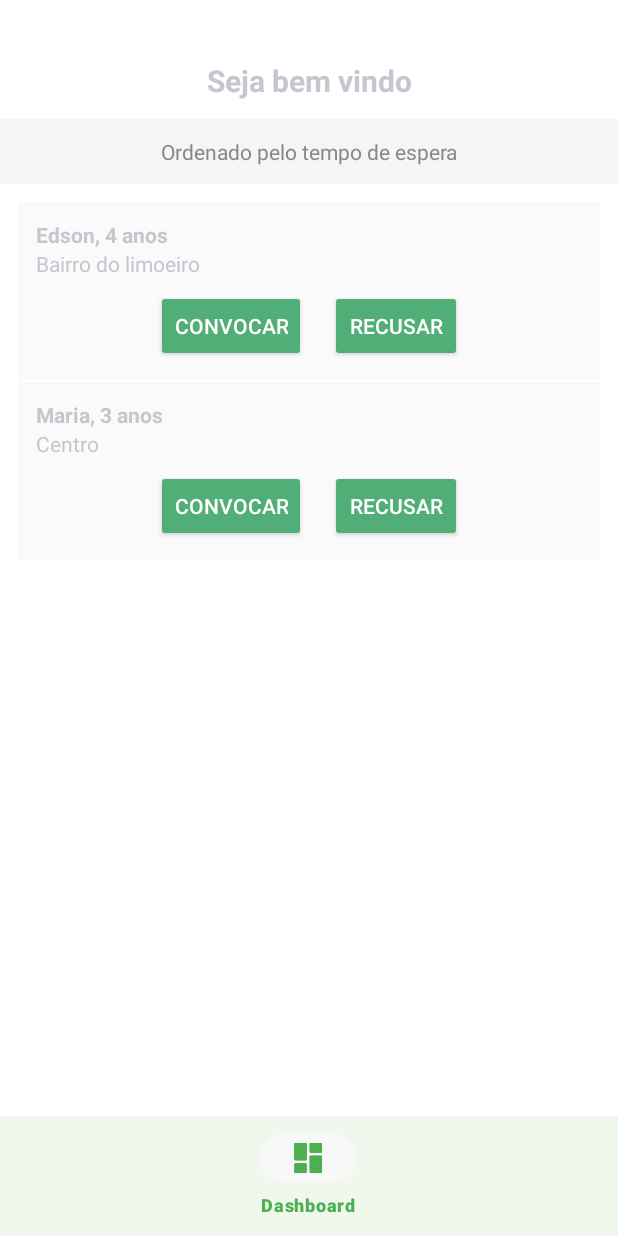
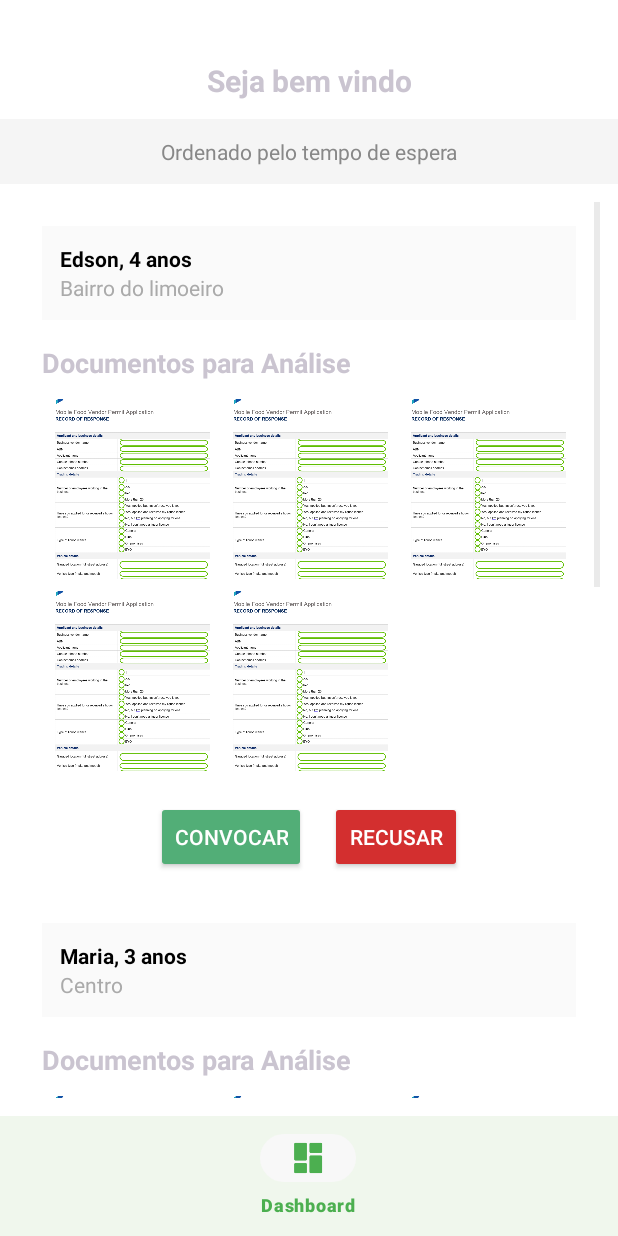
Before and after one commit to Ryanzucchi/Atv_avaliativa_Disp, an Android app: the Crecheadm screen opened directly, with no data from a screen before it, on a phone screen of 412 x 824 dp. Run offline under Robolectric (Android 15) with nearby library versions, the phone set to English and light mode, and no system bars.

Commit message:
Documentos janela flutuante no adm

```diff
--- a/app/build.gradle.kts
+++ b/app/build.gradle.kts
@@ -53,4 +53,5 @@ dependencies {
     implementation("com.google.android.gms:play-services-maps:19.2.0")
     implementation("com.google.android.gms:play-services-location:21.3.0")
     implementation(libs.firebase.bom)
+    implementation("com.google.android.libraries.places:places:3.4.0")
 }
--- a/app/src/main/AndroidManifest.xml
+++ b/app/src/main/AndroidManifest.xml
@@ -34,6 +34,7 @@
         <activity android:name=".AccountCreateActivity" android:exported="true"/>
         <activity android:name=".EntryLoginAdmActivity" />
         <activity android:name=".Crecheadm" />
+        <activity android:name=".FullScreenImageActivity"/>
         <activity android:name=".ActivityMain" />
         <activity android:name=".Kg" />
         <activity android:name=".KidRegistry" />
--- a/app/src/main/java/br/com/unemat/ryan/myapplication/Crecheadm.java
+++ b/app/src/main/java/br/com/unemat/ryan/myapplication/Crecheadm.java
@@ -1,3 +1,4 @@
+// Crecheadm.java
 package br.com.unemat.ryan.myapplication;
 
 import android.app.Activity;
@@ -13,16 +14,23 @@ public class Crecheadm extends Activity {
     @Override
     protected void onCreate(Bundle savedInstanceState) {
         super.onCreate(savedInstanceState);
+        // Garante que o tema noturno não será usado
         AppCompatDelegate.setDefaultNightMode(AppCompatDelegate.MODE_NIGHT_NO);
-        setContentView(R.layout.creche_adm); // seu layout XML
 
+        // Define o layout principal que contém a ListView
+        setContentView(R.layout.creche_adm); // Verifique se este XML tem a ListView com o ID "lista_convites"
 
+        // Encontra a ListView no seu layout
         ListView listaView = findViewById(R.id.lista_convites);
 
+        // Cria a lista de dados (como você já tinha feito)
         ArrayList<Convite> lista = new ArrayList<>();
         lista.add(new Convite("Edson, 4 anos", "Bairro do limoeiro"));
         lista.add(new Convite("Maria, 3 anos", "Centro"));
+        lista.add(new Convite("Lucas, 5 anos", "Jardim das Flores"));
 
+        // Cria e define o adaptador na ListView
+        // O adaptador agora tem toda a lógica de clique
         CriancaAdpter adapter = new CriancaAdpter(this, lista);
         listaView.setAdapter(adapter);
     }
--- a/app/src/main/java/br/com/unemat/ryan/myapplication/CriancaAdpter.java
+++ b/app/src/main/java/br/com/unemat/ryan/myapplication/CriancaAdpter.java
@@ -1,11 +1,16 @@
 package br.com.unemat.ryan.myapplication;
 
+import android.app.Dialog; // IMPORTANTE: Nova importação
 import android.content.Context;
+// A importação do Intent não é mais necessária para esta função
+import android.graphics.Color;
+import android.graphics.drawable.ColorDrawable;
 import android.view.LayoutInflater;
 import android.view.View;
 import android.view.ViewGroup;
 import android.widget.ArrayAdapter;
 import android.widget.Button;
+import android.widget.ImageView;
 import android.widget.TextView;
 import android.widget.Toast;
 
@@ -19,16 +24,22 @@ public class CriancaAdpter extends ArrayAdapter<Convite> {
 
     @Override
     public View getView(int position, View convertView, ViewGroup parent) {
-        Convite convite = getItem(position);
-
         if (convertView == null) {
             convertView = LayoutInflater.from(getContext()).inflate(R.layout.item_convite, parent, false);
         }
 
+        // Encontra os componentes do layout (sem alterações aqui)
         TextView nomeIdade = convertView.findViewById(R.id.nome_idade);
         TextView bairro = convertView.findViewById(R.id.bairro);
         Button btnConvocar = convertView.findViewById(R.id.btn_convocar);
         Button btnRecusar = convertView.findViewById(R.id.btn_recusar);
+        ImageView doc1 = convertView.findViewById(R.id.documento_1);
+        ImageView doc2 = convertView.findViewById(R.id.documento_2);
+        ImageView doc3 = convertView.findViewById(R.id.documento_3);
+        ImageView doc4 = convertView.findViewById(R.id.documento_4);
+        ImageView doc5 = convertView.findViewById(R.id.documento_5);
+
+        Convite convite = getItem(position);
 
         if (convite != null) {
             nomeIdade.setText(convite.getNomeIdade());
@@ -41,8 +52,44 @@ public class CriancaAdpter extends ArrayAdapter<Convite> {
             btnRecusar.setOnClickListener(v ->
                     Toast.makeText(getContext(), "Recusado: " + convite.getNomeIdade(), Toast.LENGTH_SHORT).show()
             );
+
+            // =============================================
+            //      LÓGICA DE CLIQUE ATUALIZADA
+            // =============================================
+            doc1.setOnClickListener(v -> mostrarImagemEmDialogo(R.drawable.d1));
+            doc2.setOnClickListener(v -> mostrarImagemEmDialogo(R.drawable.d2));
+            doc3.setOnClickListener(v -> mostrarImagemEmDialogo(R.drawable.d3));
+            doc4.setOnClickListener(v -> mostrarImagemEmDialogo(R.drawable.d4));
+            doc5.setOnClickListener(v -> mostrarImagemEmDialogo(R.drawable.d5));
         }
 
         return convertView;
     }
+
+    // =================================================================
+    // NOVO MÉTODO: Em vez de abrir uma Activity, ele abre um Dialog
+    // =================================================================
+    private void mostrarImagemEmDialogo(int imageResource) {
+        // Cria o Dialog
+        final Dialog dialog = new Dialog(getContext());
+        // Define o layout que criamos para ser o conteúdo do Dialog
+        dialog.setContentView(R.layout.dialog_imagem_flutuante);
+
+        // Deixa o fundo do Dialog transparente para não vermos uma "caixa" branca
+        if (dialog.getWindow() != null) {
+            dialog.getWindow().setBackgroundDrawable(new ColorDrawable(Color.TRANSPARENT));
+        }
+
+        // Encontra a ImageView DENTRO do layout do Dialog
+        ImageView imagemAmpliada = dialog.findViewById(R.id.imagem_flutuante);
+        // Define qual imagem deve aparecer
+        imagemAmpliada.setImageResource(imageResource);
+
+        // Permite que o Dialog seja fechado ao clicar fora dele
+        dialog.setCancelable(true);
+        dialog.setCanceledOnTouchOutside(true);
+
+        // Mostra o Dialog na tela
+        dialog.show();
+    }
 }
--- a/app/src/main/res/layout/accountcreate.xml
+++ b/app/src/main/res/layout/accountcreate.xml
@@ -86,7 +86,7 @@
             android:background="#F5F5F5"
             android:drawableStart="@drawable/ic_lock_24"
             android:drawablePadding="10dp"
-            android:hint="Insira a senha"
+            android:hint="Crie sua senha"
             android:paddingStart="15dp"
             android:paddingEnd="15dp"
             android:textColorHint="#999999"
--- a/app/src/main/res/layout/item_convite.xml
+++ b/app/src/main/res/layout/item_convite.xml
@@ -3,48 +3,125 @@
     android:layout_width="match_parent"
     android:layout_height="wrap_content"
     android:orientation="vertical"
+    android:padding="16dp"
+    android:background="#FFFFFF"
+    android:descendantFocusability="blocksDescendants">
+
+    <LinearLayout
+        android:layout_width="match_parent"
+        android:layout_height="wrap_content"
+        android:background="#FAFAFA"
+        android:orientation="vertical"
         android:padding="12dp"
-    android:background="#FAFAFA"
-    android:layout_marginBottom="8dp">
+        android:layout_marginBottom="16dp">
 
         <TextView
             android:id="@+id/nome_idade"
             android:layout_width="wrap_content"
             android:layout_height="wrap_content"
             android:text="Edson, 4 anos"
-        android:textStyle="bold" />
+            android:textStyle="bold"
+            android:textColor="@android:color/black"/>
 
         <TextView
             android:id="@+id/bairro"
             android:layout_width="wrap_content"
             android:layout_height="wrap_content"
-        android:text="Bairro do limoeiro" />
+            android:text="Bairro do limoeiro"
+            android:textColor="@android:color/darker_gray"/>
+    </LinearLayout>
+
+    <TextView
+        android:layout_width="wrap_content"
+        android:layout_height="wrap_content"
+        android:text="Documentos para Análise"
+        android:textStyle="bold"
+        android:textSize="18sp"
+        android:layout_marginBottom="8dp"/>
+
+    <GridLayout
+        android:layout_width="match_parent"
+        android:layout_height="wrap_content"
+        android:columnCount="3"
+        android:layout_marginBottom="16dp">
+
+        <ImageView
+            android:id="@+id/documento_1"
+            android:layout_width="0dp"
+            android:layout_height="120dp"
+            android:layout_columnWeight="1"
+            android:layout_margin="4dp"
+            android:scaleType="centerCrop"
+            android:contentDescription="Documento em pasta"
+            android:src="@drawable/d1" />
+
+        <ImageView
+            android:id="@+id/documento_2"
+            android:layout_width="0dp"
+            android:layout_height="120dp"
+            android:layout_columnWeight="1"
+            android:layout_margin="4dp"
+            android:scaleType="centerCrop"
+            android:contentDescription="Documento em prancheta"
+            android:src="@drawable/d2" />
+
+        <ImageView
+            android:id="@+id/documento_3"
+            android:layout_width="0dp"
+            android:layout_height="120dp"
+            android:layout_columnWeight="1"
+            android:layout_margin="4dp"
+            android:scaleType="centerCrop"
+            android:contentDescription="Documento com carimbo urgente"
+            android:src="@drawable/d3" />
+
+        <ImageView
+            android:id="@+id/documento_4"
+            android:layout_width="0dp"
+            android:layout_height="120dp"
+            android:layout_columnWeight="1"
+            android:layout_margin="4dp"
+            android:scaleType="centerCrop"
+            android:contentDescription="Pergaminho antigo"
+            android:src="@drawable/d4" />
+
+        <ImageView
+            android:id="@+id/documento_5"
+            android:layout_width="0dp"
+            android:layout_height="120dp"
+            android:layout_columnWeight="1"
+            android:layout_margin="4dp"
+            android:scaleType="centerCrop"
+            android:contentDescription="Pilha de documentos com clipe"
+            android:src="@drawable/d5" />
+
+    </GridLayout>
 
     <LinearLayout
         android:layout_width="match_parent"
         android:layout_height="wrap_content"
-        android:orientation="horizontal"
         android:gravity="center"
-        android:layout_marginTop="8dp">
+        android:orientation="horizontal">
 
         <Button
             android:id="@+id/btn_convocar"
-            android:backgroundTint="#52AE77"
-            android:textColor="#FFFFFF"
             android:layout_width="wrap_content"
             android:layout_height="wrap_content"
-            android:text="Convocar" />
+            android:backgroundTint="#52AE77"
+            android:text="Convocar"
+            android:textColor="#FFFFFF" />
 
         <Space
             android:layout_width="16dp"
             android:layout_height="wrap_content" />
 
         <Button
-            android:backgroundTint="#52AE77"
             android:id="@+id/btn_recusar"
-            android:textColor="#FFFFFF"
             android:layout_width="wrap_content"
             android:layout_height="wrap_content"
-            android:text="Recusar" />
+            android:backgroundTint="#D32F2F"
+            android:text="Recusar"
+            android:textColor="#FFFFFF" />
     </LinearLayout>
+
 </LinearLayout>
--- a/gradle/libs.versions.toml
+++ b/gradle/libs.versions.toml
@@ -1,5 +1,5 @@
 [versions]
-agp = "8.9.1"
+agp = "8.10.1"
 firebaseBom = "33.15.0"
 junit = "4.13.2"
 junitVersion = "1.1.5"
```
Also changed, not shown: app/src/main/java/br/com/unemat/ryan/myapplication/FullScreenImageActivity.java (added, +32 -0 lines), app/src/main/res/layout/activity_fullscreen_image.xml (added, +15 -0 lines), app/src/main/res/layout/dialog_imagem_flutuante.xml (added, +16 -0 lines), app/src/main/res/drawable/d1.png (added), app/src/main/res/drawable/d2.png (added), app/src/main/res/drawable/d3.png (added), app/src/main/res/drawable/d4.png (added), app/src/main/res/drawable/d5.png (added). Lines whose indentation alone changed are shown as unchanged.
